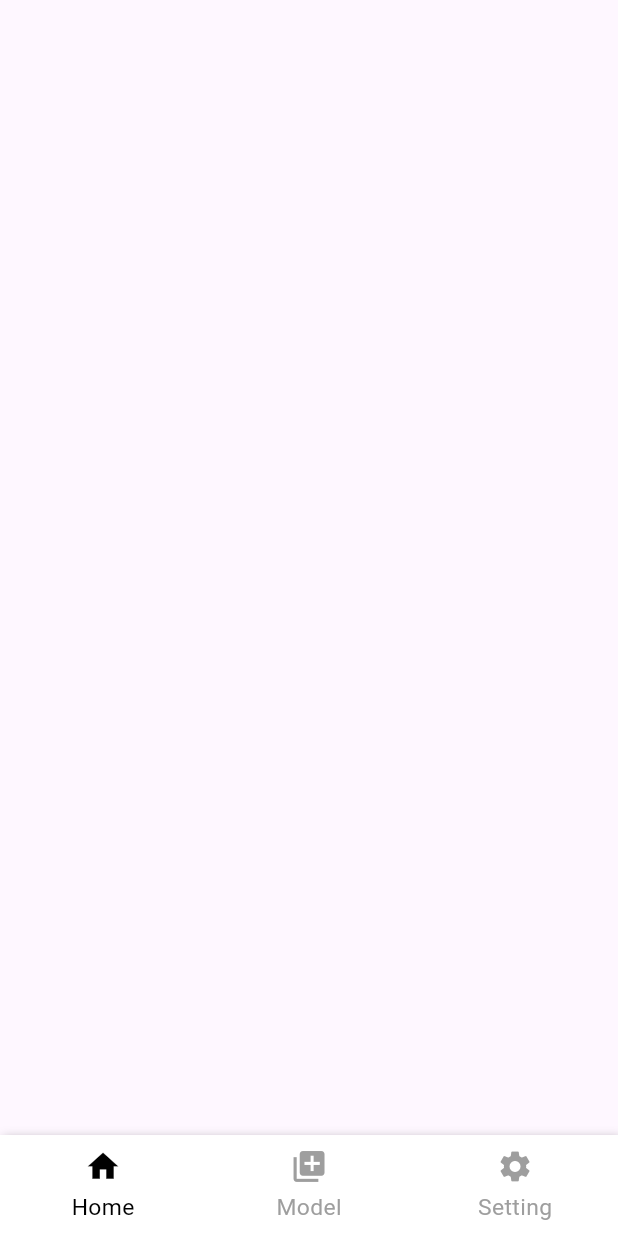
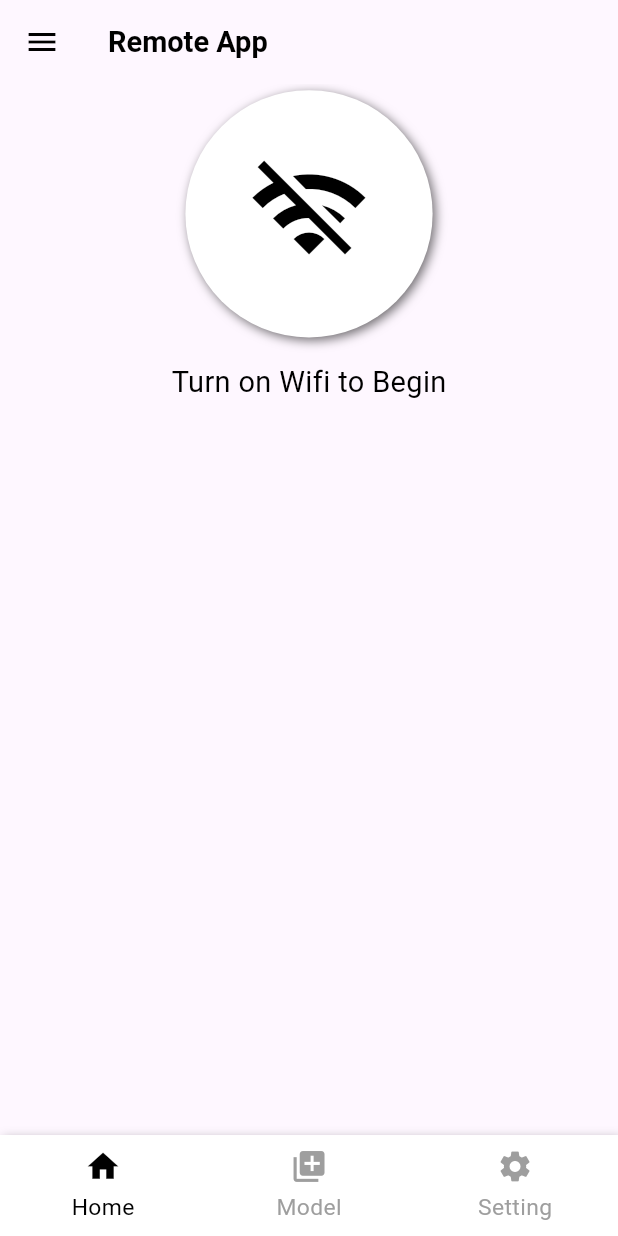
Before and after one commit to AnthonyAniobi/AI_Robot_Assistant, a Flutter app: the screen it shows after launch, on a phone screen of 412 x 824 dp. Run offline on Flutter 3.47's test engine with Material 3 defaults, Android fonts, the light colour scheme and no system bars; our stand-ins replace bloc, equatable, flutter_bloc, responsive_sizer; missing offline and left inert: wifi_iot.

Commit message:
feat: Add Wifi Switch - Create wifi service for turning on and off wifi on mobile device

```diff
--- a/remote_app/lib/app.dart
+++ b/remote_app/lib/app.dart
@@ -1,6 +1,8 @@
 import 'package:flutter/material.dart';
 import 'package:flutter_bloc/flutter_bloc.dart';
-import 'package:remote_app/features/core/presentation/bloc/navigator/navigator_bloc.dart';
+import 'package:remote_app/features/core/data/datasources/app_utils.dart';
+import 'package:remote_app/features/core/presentation/blocs/bloc/wifi_bloc.dart';
+import 'package:remote_app/features/core/presentation/blocs/navigator/navigator_bloc.dart';
 import 'package:remote_app/features/core/presentation/pages/app_nav_page.dart';
 import 'package:responsive_sizer/responsive_sizer.dart';
 
@@ -10,9 +12,17 @@ class App extends StatelessWidget {
   @override
   Widget build(BuildContext context) {
     return ResponsiveSizer(builder: (context, orientation, screenSize) {
-      return BlocProvider(
-        create: (context) => NavigatorBloc(),
+      return MultiBlocProvider(
+        providers: [
+          BlocProvider(
+            create: (context) => NavigatorBloc(),
+          ),
+          BlocProvider(
+            create: (context) => WifiBloc()..add(InitEvent()),
+          ),
+        ],
         child: MaterialApp(
+          navigatorKey: AppUtils.navigatorKey,
           title: 'Remote App',
           theme: ThemeData(
             colorScheme: ColorScheme.fromSeed(seedColor: Colors.deepPurple),
--- a/remote_app/lib/features/core/data/datasources/app_utils.dart
+++ b/remote_app/lib/features/core/data/datasources/app_utils.dart
@@ -1,5 +1,8 @@
 import 'package:flutter/material.dart';
 
-class AppUtils{
+class AppUtils {
+  static final GlobalKey<ScaffoldState> scaffoldKey = GlobalKey();
+  static final GlobalKey<NavigatorState> navigatorKey = GlobalKey();
+
   static late TabController tabController;
 }
--- /dev/null
+++ b/remote_app/lib/features/core/data/datasources/wifi_data.dart
@@ -0,0 +1,36 @@
+import 'package:equatable/equatable.dart';
+
+class WifiData extends Equatable {
+  final bool isOn;
+  final bool isConnected;
+  final bool loading;
+  final List<String> availableConnections;
+
+  const WifiData(
+      {required this.isOn,
+      required this.isConnected,
+      required this.loading,
+      required this.availableConnections});
+
+  factory WifiData.initial() => const WifiData(
+      isOn: false,
+      isConnected: false,
+      loading: false,
+      availableConnections: []);
+
+  WifiData copy({
+    bool? isOn,
+    bool? isConnected,
+    bool? loading,
+    List<String>? availableConnections,
+  }) =>
+      WifiData(
+          isOn: isOn ?? this.isOn,
+          loading: loading ?? this.loading,
+          isConnected: isConnected ?? this.isConnected,
+          availableConnections:
+              availableConnections ?? this.availableConnections);
+
+  @override
+  List<Object?> get props => [isOn, isConnected, loading, availableConnections];
+}
--- /dev/null
+++ b/remote_app/lib/features/core/domain/repositories/wifi_service.dart
@@ -0,0 +1,16 @@
+import 'package:wifi_iot/wifi_iot.dart';
+
+class WifiService{
+  static Future<bool> isConnected()async{
+    return WiFiForIoTPlugin.isConnected();
+  }
+
+  static Future<bool> isEnabled()async{
+    return WiFiForIoTPlugin.isEnabled();
+  }
+
+  /// turn on or turn off wifi
+  static Future onOffWifi(bool enable)async{
+    WiFiForIoTPlugin.setEnabled(enable);
+  }
+}
--- /dev/null
+++ b/remote_app/lib/features/core/presentation/blocs/bloc/wifi_bloc.dart
@@ -0,0 +1,33 @@
+import 'package:bloc/bloc.dart';
+import 'package:equatable/equatable.dart';
+import 'package:remote_app/features/core/data/datasources/wifi_data.dart';
+import 'package:remote_app/features/core/domain/repositories/wifi_service.dart';
+
+part 'wifi_event.dart';
+part 'wifi_state.dart';
+
+class WifiBloc extends Bloc<WifiEvent, WifiState> {
+  WifiBloc() : super(WifiState(WifiData.initial())) {
+    on<InitEvent>(init);
+    on<ToggleWifiEvent>(toggleWifi);
+  }
+
+  Future init(InitEvent event, Emitter<WifiState> emit) async {
+    bool enabled = await WifiService.isEnabled();
+    bool connected = await WifiService.isConnected();
+    emit(WifiState(state.data.copy(isOn: enabled, isConnected: connected)));
+  }
+
+  Future toggleWifi(ToggleWifiEvent event, Emitter<WifiState> emit) async {
+    if (state.data.isOn) {
+      WifiService.onOffWifi(false);
+      emit(WifiState(state.data.copy(isOn: false, isConnected: false)));
+    } else {
+      WifiService.onOffWifi(true);
+      emit(WifiState(state.data.copy(isOn: true, loading: true)));
+      await Future.delayed(const Duration(seconds: 5));
+      bool connected = await WifiService.isConnected();
+      emit(WifiState(state.data.copy(isConnected: connected, loading: false)));
+    }
+  }
+}
--- /dev/null
+++ b/remote_app/lib/features/core/presentation/blocs/bloc/wifi_event.dart
@@ -0,0 +1,12 @@
+part of 'wifi_bloc.dart';
+
+abstract class WifiEvent extends Equatable {
+  const WifiEvent();
+
+  @override
+  List<Object> get props => [];
+}
+
+class InitEvent extends WifiEvent {}
+
+class ToggleWifiEvent extends WifiEvent {}
--- /dev/null
+++ b/remote_app/lib/features/core/presentation/blocs/bloc/wifi_state.dart
@@ -0,0 +1,9 @@
+part of 'wifi_bloc.dart';
+
+class WifiState extends Equatable {
+  final WifiData data;
+  const WifiState(this.data);
+
+  @override
+  List<Object> get props => [data];
+}
--- a/remote_app/lib/features/core/presentation/pages/app_nav_page.dart
+++ b/remote_app/lib/features/core/presentation/pages/app_nav_page.dart
@@ -14,8 +14,8 @@ class AppNavPage extends StatefulWidget {
   State<AppNavPage> createState() => _AppNavPageState();
 }
 
-class _AppNavPageState extends State<AppNavPage> with SingleTickerProviderStateMixin{
-
+class _AppNavPageState extends State<AppNavPage>
+    with SingleTickerProviderStateMixin {
   @override
   void initState() {
     AppUtils.tabController = TabController(length: 4, vsync: this);
@@ -25,16 +25,15 @@ class _AppNavPageState extends State<AppNavPage> with SingleTickerProviderStateM
   @override
   Widget build(BuildContext context) {
     return Scaffold(
-      drawer: RaDrawer(),
-      bottomNavigationBar: RaBottomNav(),
-      body: TabBarView(
-        controller: AppUtils.tabController,
-        children: [
+      key: AppUtils.scaffoldKey,
+      drawer: const RaDrawer(),
+      bottomNavigationBar: const RaBottomNav(),
+      body: TabBarView(controller: AppUtils.tabController, children: const [
         Homepage(),
         ModelHomepage(),
         SettingsHomepage(),
         ControlHomepage(),
       ]),
-      );
+    );
   }
 }
--- a/remote_app/lib/features/core/presentation/widgets/ra_bottom_nav.dart
+++ b/remote_app/lib/features/core/presentation/widgets/ra_bottom_nav.dart
@@ -1,7 +1,7 @@
 import 'package:flutter/material.dart';
 import 'package:flutter_bloc/flutter_bloc.dart';
 import 'package:remote_app/features/core/data/datasources/app_utils.dart';
-import 'package:remote_app/features/core/presentation/bloc/navigator/navigator_bloc.dart' as nv;
+import 'package:remote_app/features/core/presentation/blocs/navigator/navigator_bloc.dart' as nv;
 // import 'package:remote_app/features/core/presentation/bloc/navigator/navigator_bloc.dart';
 import 'package:remote_app/features/core/presentation/widgets/ra_color.dart';
 import 'package:remote_app/features/core/presentation/widgets/ra_spacer.dart';
--- a/remote_app/lib/features/core/presentation/widgets/ra_drawer.dart
+++ b/remote_app/lib/features/core/presentation/widgets/ra_drawer.dart
@@ -1,6 +1,7 @@
 import 'package:flutter/material.dart';
 import 'package:flutter_bloc/flutter_bloc.dart';
-import 'package:remote_app/features/core/presentation/bloc/navigator/navigator_bloc.dart' as nv;
+import 'package:remote_app/features/core/data/datasources/app_utils.dart';
+import 'package:remote_app/features/core/presentation/blocs/navigator/navigator_bloc.dart' as nv;
 import 'package:remote_app/features/core/presentation/widgets/ra_color.dart';
 import 'package:remote_app/features/core/presentation/widgets/ra_spacer.dart';
 import 'package:remote_app/features/core/presentation/widgets/ra_text.dart';
@@ -36,6 +37,8 @@ class RaDrawer extends StatelessWidget {
         return InkWell(
           onTap: (){
             context.read<nv.NavigatorBloc>().add(nv.ChangeTabIndex(index));
+            AppUtils.tabController.animateTo(index);
+            AppUtils.scaffoldKey.currentState?.closeDrawer();
           },
           child: Padding(
             padding: EdgeInsets.symmetric(horizontal: 4.w, vertical: 2.w),
--- a/remote_app/lib/features/home/presentation/pages/homepage.dart
+++ b/remote_app/lib/features/home/presentation/pages/homepage.dart
@@ -1,10 +1,112 @@
 import 'package:flutter/material.dart';
+import 'package:flutter_bloc/flutter_bloc.dart';
+import 'package:remote_app/features/core/data/datasources/app_utils.dart';
+import 'package:remote_app/features/core/presentation/blocs/bloc/wifi_bloc.dart';
+import 'package:remote_app/features/core/presentation/widgets/ra_button.dart';
+import 'package:remote_app/features/core/presentation/widgets/ra_color.dart';
+import 'package:remote_app/features/core/presentation/widgets/ra_spacer.dart';
+import 'package:remote_app/features/core/presentation/widgets/ra_text.dart';
+import 'package:remote_app/features/home/presentation/widgets/wifi_button.dart';
+import 'package:responsive_sizer/responsive_sizer.dart';
 
 class Homepage extends StatelessWidget {
   const Homepage({super.key});
 
   @override
   Widget build(BuildContext context) {
-    return Scaffold();
+    return Scaffold(
+      appBar: AppBar(
+        leading: IconButton(
+            onPressed: () {
+              AppUtils.scaffoldKey.currentState?.openDrawer();
+            },
+            icon: const Icon(
+              Icons.menu,
+              color: RaColor.black,
+            )),
+        title: RaText.sp18('Remote App').w600,
+      ),
+      body: BlocBuilder<WifiBloc, WifiState>(
+        builder: (context, state) {
+          return Column(
+            children: [
+              RaSpacer.h1,
+              const Row(),
+              WifiButton(
+                  selected: state.data.isOn,
+                  onPressed: () {
+                    context.read<WifiBloc>().add(ToggleWifiEvent());
+                  }),
+              RaSpacer.h4,
+              if (state.data.isOn) ...[
+                Expanded(
+                    child: Stack(
+                  children: [
+                    if (state.data.loading) const ConnectionLoaderWidget(),
+                    Column(
+                      children: [
+                        RaText.sp18('Available Connections').w600,
+                        Expanded(
+                          child: ListView.builder(
+                              // itemCount: state.data.availableConnections.length,
+                              itemCount: 4,
+                              itemBuilder: (context, index) {
+                                return ListTile(
+                                  title: RaText.sp18('hello').w500,
+                                  subtitle: RaText.sp14('Subtitle').w600.grey,
+                                  trailing: Checkbox(
+                                    value: true,
+                                    onChanged: (v) {},
+                                  ),
+                                );
+                              }),
+                        ),
+                      ],
+                    )
+                  ],
+                )),
+                RaSpacer.h4,
+              ] else
+                RaText.sp18('Turn on Wifi to Begin'),
+              if (state.data.isConnected)
+                RaButton.smallPrimary(text: 'Disconnect', onPresed: () {}),
+              if (!state.data.isConnected && state.data.isOn)
+                RaText.sp18('You are not connected to a network'),
+              RaSpacer.h4,
+            ],
+          );
+        },
+      ),
+    );
   }
 }
+
+class ConnectionLoaderWidget extends StatelessWidget {
+  const ConnectionLoaderWidget({
+    super.key,
+  });
+
+  @override
+  Widget build(BuildContext context) {
+    return Positioned(
+      top: 0,
+      left: 0,
+      right: 0,
+      bottom: 0,
+      child: Container(
+        color: RaColor.black.withOpacity(0.4),
+        child: Column(
+          mainAxisAlignment: MainAxisAlignment.center,
+          crossAxisAlignment: CrossAxisAlignment.center,
+          children: [
+            const CircularProgressIndicator(
+              color: RaColor.white,
+            ),
+            RaSpacer.h2,
+            RaText.sp16('Loading Connections . . .').white.w500,
+          ],
+        ),
+      ),
+    );
+  }
+}
--- /dev/null
+++ b/remote_app/lib/features/home/presentation/widgets/wifi_button.dart
@@ -0,0 +1,32 @@
+import 'package:flutter/material.dart';
+import 'package:remote_app/features/core/presentation/widgets/ra_color.dart';
+import 'package:responsive_sizer/responsive_sizer.dart';
+
+class WifiButton extends StatelessWidget {
+  const WifiButton({
+    super.key, required this.selected, required this.onPressed,
+  });
+
+  final bool selected;
+  final Function onPressed;
+
+  @override
+  Widget build(BuildContext context) {
+    return InkWell(
+      onTap: (){
+        onPressed();
+      },
+      child: Container(
+        width: 40.w,
+        height: 40.w,
+        alignment: Alignment.center,
+        decoration: BoxDecoration(
+          shape: BoxShape.circle,
+          color: selected? RaColor.black: RaColor.white,
+          boxShadow: RaShadow.mid,
+        ),
+        child: Icon(selected? Icons.wifi: Icons.wifi_off, size: 20.w, color: selected? RaColor.white: RaColor.black,),
+      ),
+    );
+  }
+}
```
Also changed, not shown: remote_app/lib/features/core/presentation/widgets/ra_button.dart (added, +21 -0 lines), remote_app/lib/features/core/presentation/blocs/navigator/navigator_bloc.dart (renamed from remote_app/lib/features/core/presentation/bloc/navigator/navigator_bloc.dart), remote_app/lib/features/core/presentation/blocs/navigator/navigator_event.dart (renamed from remote_app/lib/features/core/presentation/bloc/navigator/navigator_event.dart), remote_app/lib/features/core/presentation/blocs/navigator/navigator_state.dart (renamed from remote_app/lib/features/core/presentation/bloc/navigator/navigator_state.dart), remote_app/pubspec.lock.
